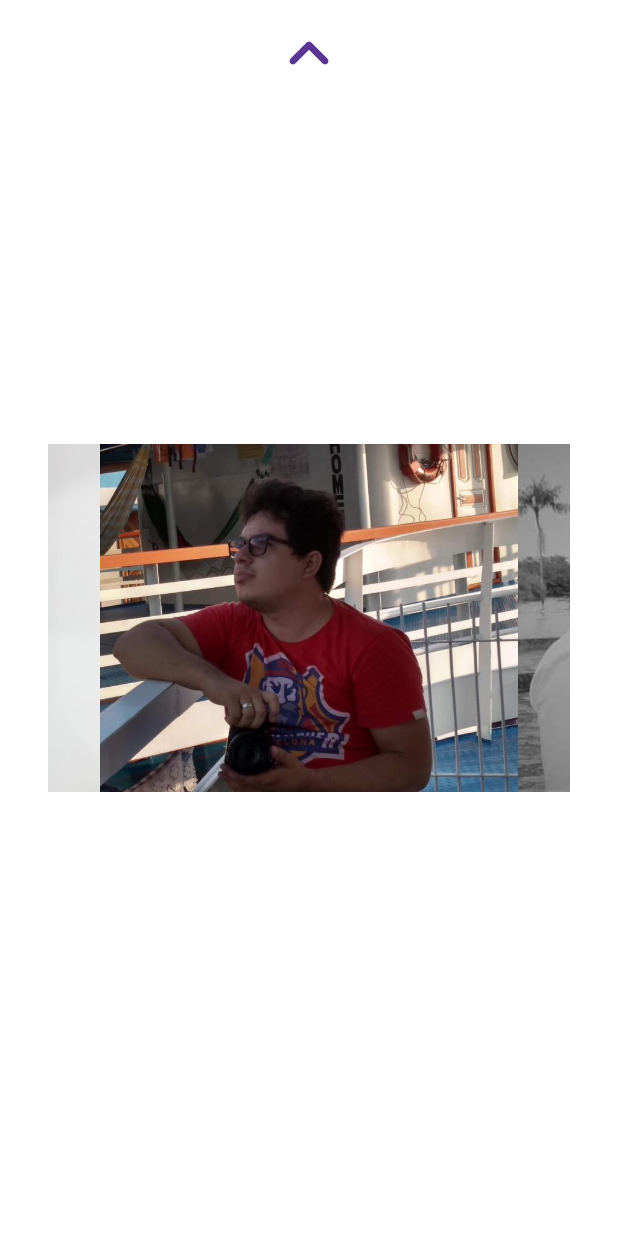
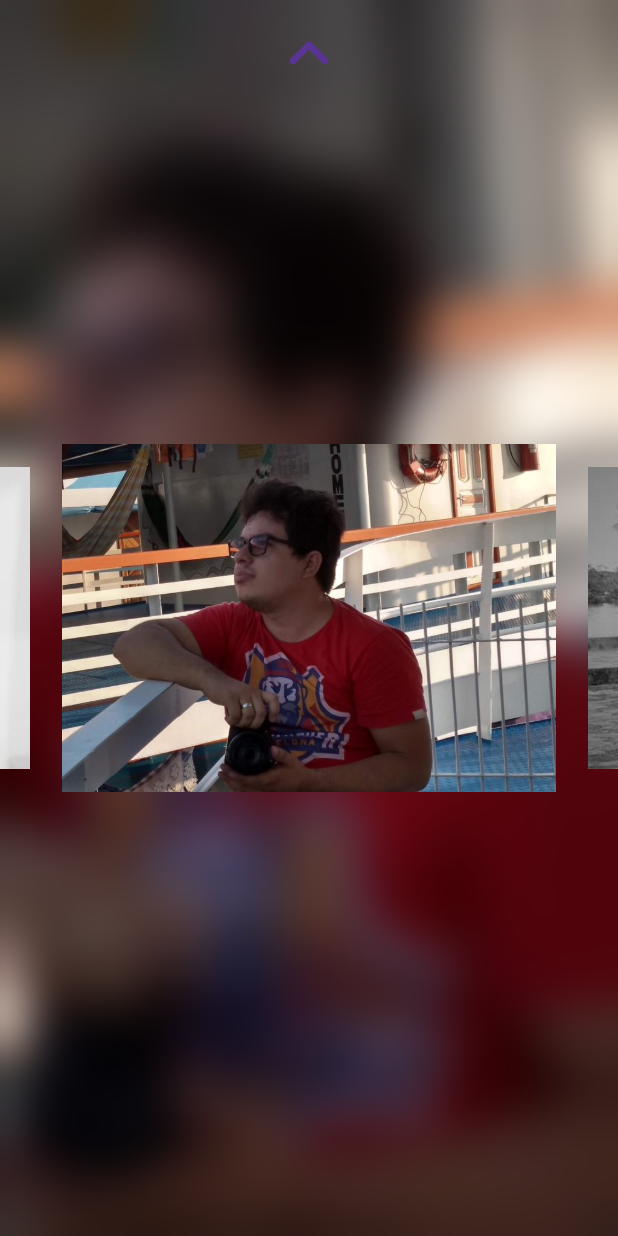
Before and after one commit to devkaio/get2know, a Flutter app: the screen it shows after launch, swiped to page 3, on a phone screen of 412 x 824 dp. Run offline on Flutter 3.47's test engine with Material 2 defaults, Android fonts, the phone set to English and light mode, and no system bars; drawn by our look-alikes of carousel_slider; our stand-ins replace firebase_core, timelines; accounts and stored records are empty; network calls fail.

Commit message:
style: add blurred background

```diff
--- a/lib/ui/pages/widgets/third_page.dart
+++ b/lib/ui/pages/widgets/third_page.dart
@@ -1,3 +1,5 @@
+import 'dart:ui';
+
 import 'package:carousel_slider/carousel_slider.dart';
 import 'package:flutter/material.dart';
 import 'package:get_to_know_me_better_app/data/models/photo.dart';
@@ -13,21 +15,43 @@ class Third extends StatelessWidget {
   Widget build(BuildContext context) {
     final List<Photo> photos = List.generate(
         13, (index) => Photo(path: 'assets/images/${index + 1}.jpeg'));
+    final indexNotifier = ValueNotifier(0);
     return Scaffold(
       body: Stack(
         fit: StackFit.expand,
         children: [
-          Container(color: Colors.white),
-          Padding(
-            padding: const EdgeInsets.all(32.0),
-            child: CarouselSlider.builder(
-              itemCount: photos.length,
-              options: CarouselOptions(),
-              itemBuilder: (context, index, realIndex) => Image.asset(
+          AnimatedBuilder(
+            animation: indexNotifier,
+            builder: (context, child) {
+              return Container(
+                decoration: BoxDecoration(
+                    image: DecorationImage(
+                  image: AssetImage(
+                    'assets/images/${indexNotifier.value + 1}.jpeg',
+                  ),
+                  fit: BoxFit.cover,
+                )),
+                child: BackdropFilter(
+                  filter: ImageFilter.blur(sigmaX: 16.0, sigmaY: 16.0),
+                  child: Container(
+                      decoration:
+                          BoxDecoration(color: Colors.white.withOpacity(0.0))),
+                ),
+              );
+            },
+          ),
+          CarouselSlider.builder(
+            itemCount: photos.length,
+            options: CarouselOptions(
+              enlargeCenterPage: true,
+              onPageChanged: (index, reason) => indexNotifier.value = index,
+            ),
+            itemBuilder: (context, index, realIndex) {
+              return Image.asset(
                 photos[index].path,
                 fit: BoxFit.fitHeight,
-              ),
-            ),
+              );
+            },
           ),
           Positioned(
             left: 0,
```
